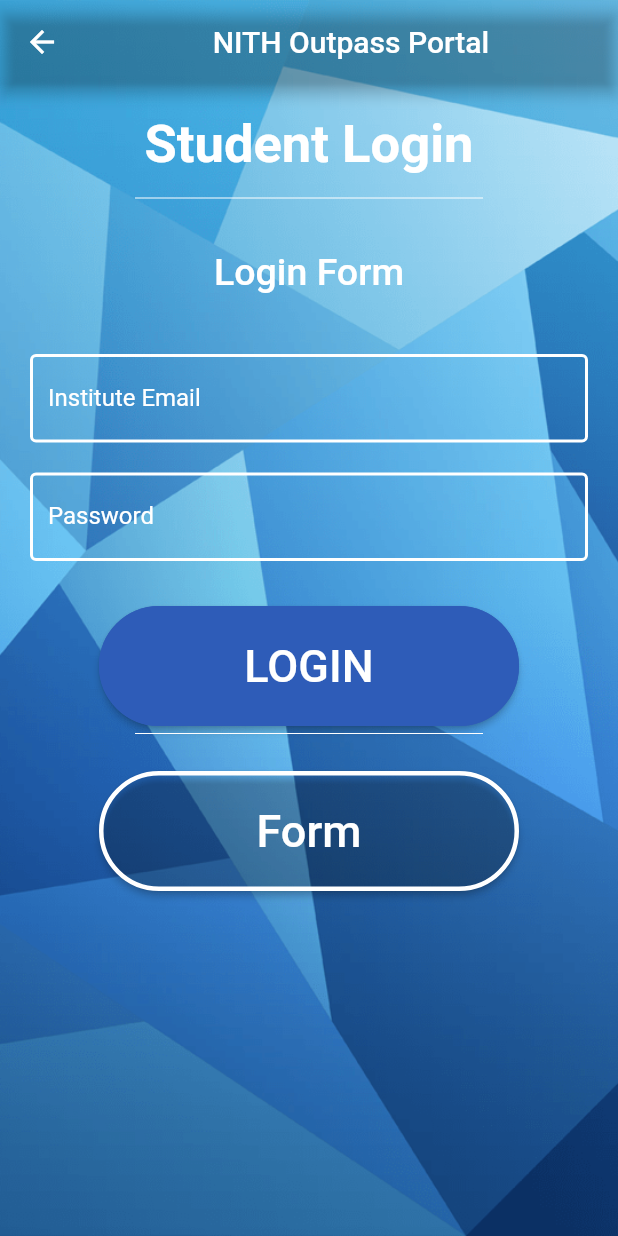
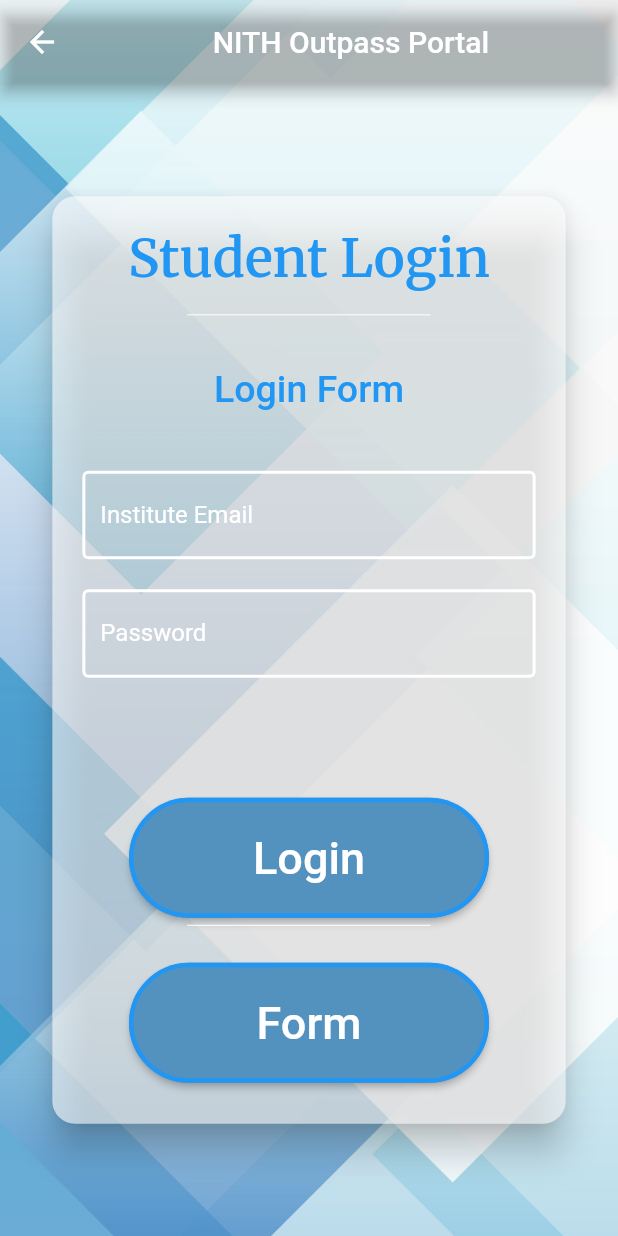
Before and after one commit to hardik17771/NITH-Portal, a Flutter app: the screen it shows after launch, after a tap on "Get Started", on a phone screen of 412 x 824 dp. Run offline on Flutter 3.47's test engine with Material 2 defaults, Android fonts, the phone set to English and light mode, and no system bars; our stand-ins replace google_fonts, shared_preferences, webview_flutter.

Commit message:
UI changed

```diff
--- a/lib/homepage.dart
+++ b/lib/homepage.dart
@@ -21,7 +21,7 @@
     Container(
     decoration: const BoxDecoration(
     image: DecorationImage(
-        image: AssetImage('images/wp8732522.png'),
+        image: AssetImage('images/16351572_rm209-adj-20.jpg'),
     fit: BoxFit.cover,
     ),
     ),
@@ -46,21 +46,32 @@
       body:
 
       Center(
+        child: SizedBox(
+          height: heigh * 0.76 ,
+          width: widt * 0.85 ,
+          child: Card(
+            shadowColor: Colors.black,
+            shape: RoundedRectangleBorder(
+              borderRadius: BorderRadius.circular(15.0),
+            ),
+            color: Colors.white60,
+            elevation: 10,
+            child: Center(
               child: ListView(
 
                 children:
                 <Widget>[
 
                  SizedBox(
-            height: heigh * 0.01, //height to 9% of screen height,
+                  height: heigh * 0.05, //height to 9% of screen height,
                   width: widt * 0.3,),
 
                   const CircleAvatar(
                     radius: 95,
-              backgroundColor: Color(0xFF2e5cb8),
+                    backgroundColor: Colors.blue,
                     child:  CircleAvatar(
-               backgroundImage: AssetImage('images/main-qimg-e6996159b3fdbc3579503cfa4720c284-c.jpeg'),
-                radius: 90,
+                     backgroundImage: AssetImage('images/NIT-Hamirpur-Logo.webp'),
+                      radius: 93,
 
                     ),
                   ),
@@ -69,21 +80,21 @@
                     width: widt * 0.03,
                   ),
                      Padding(
-              padding: EdgeInsets.all(80.0),
+                    padding: EdgeInsets.all(62.0),
                     child: Center(
                       child: Padding(
-                  padding: EdgeInsets.all(8.0),
+                        padding: EdgeInsets.all(3.0),
                         child: Text(
-                    'WELCOME NITians!',
+                          'Welcome!',
                           textAlign: TextAlign.center,
 
-                     style: GoogleFonts.macondo(
+                           style: GoogleFonts.merriweather(
                           textStyle: const TextStyle(
 
                             fontWeight: FontWeight.bold,
-                      color: Colors.white,
+                            color: Colors.blue,
 
-                      fontSize: 45,
+                            fontSize: 38,
                           ),
                            ),
                         ),
@@ -94,21 +105,21 @@
                     AssetImage(''),),*/
 
                    SizedBox(
-              height: heigh*0.00008,
+                    height: heigh*0.08,
                     width: 0,
                   ),
                   UnconstrainedBox(
                     child: SizedBox(
                       height: 80,
-                width: 280,
+                      width: 240,
                       child: ElevatedButton(
                         onPressed:() =>
                           Navigator.of(context).pushNamed('/login'),
 
                         style:
                         ElevatedButton.styleFrom(
-                    side: const BorderSide(width:5, color: Color(0xFF2e5cb8)),
-                    primary: const Color(0xFF3399ff),
+                          side: const BorderSide(width:5, color: Colors.blue),
+                          primary: const Color(0xFF5391BF),
                           shape: RoundedRectangleBorder(
 
                             borderRadius: BorderRadius.circular(200),
@@ -134,6 +145,9 @@
               ),
             ),
           ),
+        ),
+      ),
+     ),
         ],
         );
   }
--- a/lib/login_page.dart
+++ b/lib/login_page.dart
@@ -1,7 +1,9 @@
 import 'dart:convert';
+import 'package:google_fonts/google_fonts.dart';
 import 'package:shared_preferences/shared_preferences.dart';
 import 'package:flutter/foundation.dart';
 import 'package:flutter/material.dart';
+import 'homepage.dart';
 import 'package:http/http.dart' as http;
 import 'package:url_launcher/url_launcher.dart';
 import 'package:webview_flutter/webview_flutter.dart';
@@ -19,7 +21,7 @@
             Container(
               decoration: const BoxDecoration(
                 image: DecorationImage(
-                  image: AssetImage('images/wp8732522.png'),
+                  image: AssetImage('images/16351572_rm209-adj-20.jpg'),
                   fit: BoxFit.cover,
                 ),),),
             Scaffold(
@@ -39,6 +41,7 @@
   const MyStatefulWidget({Key? key}) : super(key: key);
 
   @override
+
   State<MyStatefulWidget> createState() => _MyStatefulWidgetState();
 }
 
@@ -48,8 +51,10 @@
   bool _isLoading = false;
 
   @override
+
   Widget build(BuildContext context) {
-
+    double heigh = MediaQuery.of(context).size.height;
+    double widt = MediaQuery.of(context).size.width;
     /*signIn(String email,String pass) async {
       SharedPreferences sharedPreferences = await SharedPreferences.getInstance();
       Map data = {
@@ -79,20 +84,35 @@
       }
     }*/
 
-    return Padding(
+    return Center(
+      child: SizedBox(
+      height: heigh * 0.76 ,
+      width: widt * 0.85 ,
+      child: Card(
+      shadowColor: Colors.black,
+      shape: RoundedRectangleBorder(
+      borderRadius: BorderRadius.circular(15.0),
+      ),
+      color: Colors.white60,
+      elevation: 10,
+
+        child: SizedBox(
+          height: heigh * 0.1, //height to 9% of screen height,
+          width: widt * 0.3,
+          child: Padding(
           padding: const EdgeInsets.all(10),
           child: ListView(
             children: <Widget>[
               Container(
                   alignment: Alignment.center,
                   padding: const EdgeInsets.all(10),
-                child: const Text(
+                  child:  Text(
                     'Student Login',
-                  style: TextStyle(
-                      color: Colors.white,
+                    style: GoogleFonts.merriweather( textStyle: const TextStyle(
+                        color: Colors.blue,
                         fontWeight: FontWeight.w600,
                         fontSize: 35),
-                )),
+                  ))),
                const Divider(
                 color: Colors.white,
                 height: 10,
@@ -107,7 +127,7 @@
                     style: TextStyle(fontSize: 25,
                     fontWeight: FontWeight.w500,
 
-                  color: Colors.white),
+                    color: Colors.blue),
                   )),
               Container(
                 padding: const EdgeInsets.all(10),
@@ -144,14 +164,14 @@
               ),
 
               const SizedBox(
-              height: 30,
+                height: 80,
                 width: 60,
               ),
 
                UnconstrainedBox(
                  child: SizedBox(
                    height: 80,
-                 width: 280,
+                   width: 240,
                    child: ElevatedButton(
                      onPressed: () {
 
@@ -160,14 +180,14 @@
 
                      style:
                      ElevatedButton.styleFrom(
-                     side: const BorderSide(width:3, color:Color(0xFF2e5cb8)),
-                     primary: const Color(0xFF2e5cb8),
-                     onPrimary: const Color(0xFF2e5cb8),
+                       side: const BorderSide(width:3, color:Colors.blue),
+                       primary:   const Color(0xFF5391BF),
+
                        shape: RoundedRectangleBorder(
                          borderRadius: BorderRadius.circular(200),
                        ),
                      ),
-                   child: const Text('LOGIN',
+                     child: const Text('Login',
 
                        style: TextStyle(
                          fontWeight: FontWeight.w500,
@@ -193,14 +213,14 @@
                 child: UnconstrainedBox(
                   child: SizedBox(
                     height: 80,
-                  width: 280,
+                    width: 240,
                     child: ElevatedButton(
                       onPressed:() =>
                         Navigator.of(context).pushNamed('/form'),
                       style:
                       ElevatedButton.styleFrom(
-                      side: const BorderSide(width:3, color:Colors.white),
-                      primary: Colors.transparent,
+                        side: const BorderSide(width:3, color:Colors.blue),
+                        primary:  const Color(0xFF5391BF),
                         shape: RoundedRectangleBorder(
                           borderRadius: BorderRadius.circular(200),
                         ),
@@ -218,6 +238,10 @@
                 ),
               ),
             ],
-        ));
+          )),
+        ),
+      ),
+      ),
+    );
   }
 }
```
Also changed, not shown: pubspec.yaml (+10 -6 lines), images/12067358_4882066.jpg (added), images/16351572_rm209-adj-20.jpg (added), images/NIT-Hamirpur-Logo.webp (added), pubspec.lock, 2 other files. Lines whose indentation alone changed are shown as unchanged.
